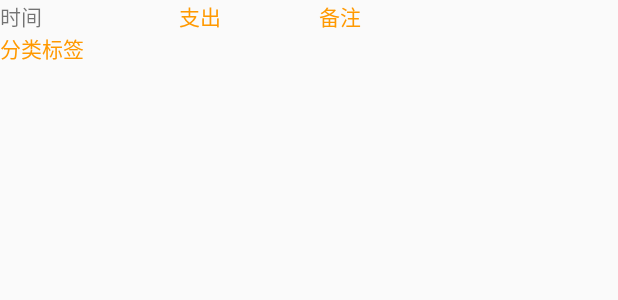
After one commit to Elon-joker/-, an Android app: the layout layout_list_view.xml on its own in the app's theme, with its tools: preview values and no code run, on a phone screen of 412 x 824 dp. The commit adds this screen. Shown: the top 300 px of the screen. Run offline under Robolectric (Android 15) with nearby library versions, the phone set to English and light mode, and no system bars.

Commit message:
没解决，做展示部分 部分完成

```diff
--- /dev/null
+++ b/app/src/main/res/layout/layout_list_view.xml
@@ -0,0 +1,43 @@
+<?xml version="1.0" encoding="utf-8"?>
+<LinearLayout xmlns:android="http://schemas.android.com/apk/res/android"
+    android:layout_width="match_parent"
+    android:layout_height="match_parent"
+    android:orientation="horizontal">
+
+    <LinearLayout
+        android:layout_width="82dp"
+        android:layout_height="wrap_content"
+        android:layout_weight="4"
+        android:orientation="vertical">
+
+        <TextView
+            android:id="@+id/time"
+            android:layout_width="wrap_content"
+            android:layout_height="wrap_content"
+            android:text="@string/text_time" />
+
+        <TextView
+            android:id="@+id/className"
+            android:layout_width="wrap_content"
+            android:layout_height="wrap_content"
+            android:text="@string/text_分类标签"
+            android:textColor="#ff9900" />
+
+    </LinearLayout>
+
+    <TextView
+        android:id="@+id/money"
+        android:layout_width="56dp"
+        android:layout_height="39dp"
+        android:layout_weight="4"
+        android:text="@string/tex_payment"
+        android:textColor="#ff9900" />
+    <TextView
+        android:id="@+id/BZ"
+        android:layout_width="124dp"
+        android:layout_height="39dp"
+        android:text="@string/textBZ"
+        android:textColor="#ff9900"
+        android:layout_weight="8"/>
+
+</LinearLayout>
--- a/app/src/main/res/values/strings.xml
+++ b/app/src/main/res/values/strings.xml
@@ -26,4 +26,6 @@
     <string name="text_水果零食">水果零食</string>
     <string name="text_早餐">早餐</string>
     <string name="text_其他">其他</string>
+    <string name="text_分类标签">分类标签</string>
+    <string name="text_time">时间</string>
 </resources>
```
Also changed, not shown: app/src/main/java/com/example/a26498/MyListAdapter.java (added, +67 -0 lines).
